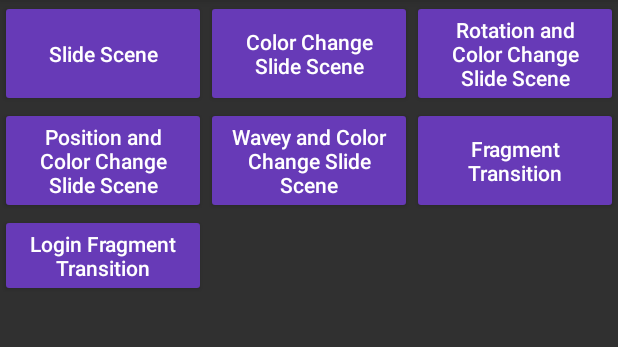
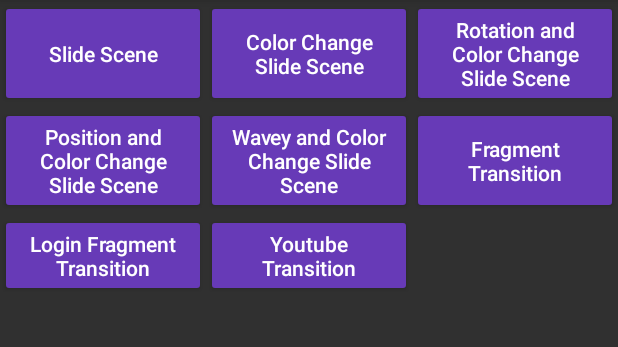
Before and after one commit to chowii/MotionLayoutDemo, an Android app: the screen it shows after launch (MainActivity), on a phone screen of 412 x 824 dp, the part 84-431 px from its top. Run offline under Robolectric (Android 15) with nearby library versions, the phone set to English and light mode, and no system bars.

Commit message:
created YoutubeTransitionActivity and activity_youtube_transition; created scene_youtube; added YoutubeTransitionActivity to AndroidManifest; updated MainActivity, added SceneType.YoutubeTransition to sceneList; updated SceneType added YoutubeTransition

```diff
--- a/app/src/main/AndroidManifest.xml
+++ b/app/src/main/AndroidManifest.xml
@@ -22,6 +22,9 @@
         <activity
                 android:name=".transitionfragment.FragmentTransitionActivity"
                 android:theme="@style/AppTheme"/>
+
+        <activity android:name=".youtube.YoutubeTransitionActivity"
+                  android:theme="@style/AppTheme"/>
     </application>
 
 </manifest>
--- a/app/src/main/java/com/developingstorys/motionlayout/MainActivity.kt
+++ b/app/src/main/java/com/developingstorys/motionlayout/MainActivity.kt
@@ -33,16 +33,9 @@ class MainActivity : AppCompatActivity() {
         Scene("Rotation and Color Change Slide Scene", R.xml.scene03, SceneType.Primary),
         Scene("Position and Color Change Slide Scene", R.xml.scene04, SceneType.Primary),
         Scene("Wavey and Color Change Slide Scene", R.xml.scene05, SceneType.Primary),
-        Scene(
-            "Fragment Transition",
-            R.xml.scene_fragment_transition,
-            SceneType.FragmentTransition(FragmentScene.LONG_TEXT)
-        ),
-        Scene(
-            "Login Fragment Transition",
-            R.xml.scene_fragment_transition,
-            SceneType.FragmentTransition(FragmentScene.LOGIN)
-        )
+        Scene("Fragment Transition", R.xml.scene_fragment_transition, SceneType.FragmentTransition(FragmentScene.LONG_TEXT)),
+        Scene("Login Fragment Transition", R.xml.scene_fragment_transition, SceneType.FragmentTransition(FragmentScene.LOGIN)),
+        Scene("Youtube Transition", R.xml.scene_youtube, SceneType.YoutubeTransition)
     )
 
     companion object {
--- a/app/src/main/java/com/developingstorys/motionlayout/Scene.kt
+++ b/app/src/main/java/com/developingstorys/motionlayout/Scene.kt
@@ -6,15 +6,17 @@ import com.developingstorys.motionlayout.simple.SimpleSceneActivity
 import com.developingstorys.motionlayout.transitionfragment.FragmentTransitionActivity
 import com.developingstorys.motionlayout.transitionfragment.LoginFragment
 import com.developingstorys.motionlayout.transitionfragment.SecondFragment
+import com.developingstorys.motionlayout.youtube.YoutubeTransitionActivity
 import java.io.Serializable
 
 
-data class Scene(val sceneName: String, val layoutDescriptionRes: Int, val sceneType: SceneType): Serializable
+data class Scene(val sceneName: String, val layoutDescriptionRes: Int, val sceneType: SceneType) : Serializable
 
-sealed class SceneType(val activityRef: Class<out AppCompatActivity>): Serializable {
-   object Primary: SceneType(SimpleSceneActivity::class.java)
-   object CoordinatorLayout: SceneType(MainActivity::class.java) // todo create for coordinator layouts
-   data class FragmentTransition(val fragmentScene: FragmentScene): SceneType(FragmentTransitionActivity::class.java)
+sealed class SceneType(val activityRef: Class<out AppCompatActivity>) : Serializable {
+    object Primary : SceneType(SimpleSceneActivity::class.java)
+    object CoordinatorLayout : SceneType(MainActivity::class.java) // todo create for coordinator layouts
+    object YoutubeTransition : SceneType(YoutubeTransitionActivity::class.java)
+    data class FragmentTransition(val fragmentScene: FragmentScene) : SceneType(FragmentTransitionActivity::class.java)
 }
 
 enum class FragmentScene(val fragmentRef: Fragment) : Serializable {
--- /dev/null
+++ b/app/src/main/res/xml/scene_youtube.xml
@@ -0,0 +1,193 @@
+<?xml version="1.0" encoding="utf-8"?>
+<!--
+  Copyright (C) 2018 The Android Open Source Project
+  Licensed under the Apache License, Version 2.0 (the "License");
+  you may not use this file except in compliance with the License.
+  You may obtain a copy of the License at
+
+       http://www.apache.org/licenses/LICENSE-2.0
+
+  Unless required by motionlicable law or agreed to in writing, software
+  distributed under the License is distributed on an "AS IS" BASIS,
+  WITHOUT WARRANTIES OR CONDITIONS OF ANY KIND, either express or implied.
+  See the License for the specific language governing permissions and
+  limitations under the License.
+  -->
+<MotionScene xmlns:android="http://schemas.android.com/apk/res/android"
+             xmlns:motion="http://schemas.android.com/apk/res-auto">
+
+    <Transition
+            motion:constraintSetEnd="@+id/end"
+            motion:constraintSetStart="@+id/start"
+            motion:duration="1000"
+            motion:interpolator="linear">
+
+        <OnSwipe
+                motion:touchAnchorId="@+id/top_image_container"
+                motion:touchAnchorSide="bottom"
+                motion:dragDirection="dragUp" />
+
+        <ConstraintSet android:id="@id/start">
+
+            <Constraint
+                    android:id="@id/top_image_container"
+                    android:layout_width="0dp"
+                    android:layout_height="320dp"
+                    motion:layout_constraintTop_toTopOf="parent"
+                    motion:layout_constraintStart_toStartOf="parent"
+                    motion:layout_constraintEnd_toEndOf="parent"  />
+
+            <Constraint
+                    android:id="@id/top_image"
+                    android:layout_width="0dp"
+                    android:layout_height="0dp"
+                    motion:layout_constraintTop_toTopOf="@id/top_image_container"
+                    motion:layout_constraintBottom_toBottomOf="@id/top_image_container"
+                    motion:layout_constraintStart_toStartOf="@id/top_image_container"
+                    motion:layout_constraintEnd_toEndOf="@id/top_image_container"
+            />
+
+            <Constraint
+                    android:id="@id/recyclerview_container"
+                    android:layout_width="0dp"
+                    android:layout_height="0dp"
+                    motion:layout_constraintTop_toBottomOf="@id/top_image_container"
+                    motion:layout_constraintBottom_toBottomOf="parent"
+                    motion:layout_constraintEnd_toEndOf="parent"
+                    motion:layout_constraintStart_toStartOf="parent" />
+
+            <Constraint
+                    android:id="@id/recyclerview_front"
+                    android:layout_width="0dp"
+                    android:layout_height="0dp"
+                    motion:layout_constraintTop_toBottomOf="@id/top_image_container"
+                    motion:layout_constraintBottom_toBottomOf="parent"
+                    motion:layout_constraintEnd_toEndOf="parent"
+                    motion:layout_constraintStart_toStartOf="parent"/>
+
+            <Constraint android:id="@id/image_play" >
+                <PropertySet motion:alpha="0" />
+            </Constraint>
+
+            <Constraint android:id="@id/image_clear" >
+                <PropertySet motion:alpha="0" />
+            </Constraint>
+
+            <Constraint
+                    android:id="@id/bottom_nav"
+                    android:layout_width="0dp"
+                    android:layout_height="wrap_content"
+                    motion:layout_constraintTop_toBottomOf="parent"
+                    motion:layout_constraintLeft_toLeftOf="parent"
+                    motion:layout_constraintRight_toRightOf="parent" />
+        </ConstraintSet>
+
+        <ConstraintSet android:id="@id/end">
+
+            <Constraint
+                    android:id="@id/top_image_container"
+                    android:layout_width="0dp"
+                    android:layout_height="54dp"
+                    android:layout_marginBottom="8dp"
+                    android:layout_marginStart="8dp"
+                    android:layout_marginEnd="8dp"
+                    motion:layout_constraintEnd_toEndOf="parent"
+                    motion:layout_constraintStart_toStartOf="parent"
+                    motion:layout_constraintBottom_toTopOf="@id/bottom_nav"  />
+
+            <Constraint
+                    android:id="@id/top_image"
+                    android:layout_width="0dp"
+                    android:layout_height="0dp"
+                    android:layout_marginTop="2dp"
+                    android:layout_marginBottom="2dp"
+                    motion:layout_constraintTop_toTopOf="@id/top_image_container"
+                    motion:layout_constraintBottom_toBottomOf="@id/top_image_container"
+                    motion:layout_constraintStart_toStartOf="@id/top_image_container"
+                    motion:layout_constraintDimensionRatio="H,1:2.5"
+            />
+
+            <Constraint
+                    android:id="@id/recyclerview_container"
+                    android:layout_width="0dp"
+                    android:layout_height="0dp"
+                    android:layout_marginBottom="8dp"
+                    android:layout_marginStart="8dp"
+                    android:layout_marginEnd="8dp"
+                    motion:layout_constraintTop_toBottomOf="@id/top_image_container"
+                    motion:layout_constraintBottom_toTopOf="@id/bottom_nav"
+                    motion:layout_constraintEnd_toEndOf="parent"
+                    motion:layout_constraintStart_toStartOf="parent" />
+
+            <Constraint
+                    android:id="@id/recyclerview_front"
+                    android:layout_width="0dp"
+                    android:layout_height="0dp"
+                    android:alpha="0"
+                    motion:layout_constraintTop_toBottomOf="@id/top_image_container"
+                    motion:layout_constraintBottom_toBottomOf="@id/top_image_container"
+                    motion:layout_constraintEnd_toEndOf="@id/top_image_container"
+                    motion:layout_constraintStart_toStartOf="@id/top_image_container"
+            />
+
+            <Constraint android:id="@id/image_play" >
+                <PropertySet motion:alpha="1" />
+            </Constraint>
+
+            <Constraint android:id="@id/image_clear" >
+                <PropertySet motion:alpha="1" />
+            </Constraint>
+
+
+            <Constraint
+                    android:id="@id/bottom_nav"
+                    android:layout_width="0dp"
+                    android:layout_height="wrap_content"
+                    android:background="?android:attr/windowBackground"
+                    motion:layout_constraintBottom_toBottomOf="parent"
+                    motion:layout_constraintLeft_toLeftOf="parent"
+                    motion:layout_constraintRight_toRightOf="parent" />
+        </ConstraintSet>
+
+        <KeyFrameSet>
+
+            <KeyPosition
+                    motion:target="@id/top_image"
+                    motion:framePosition="90"
+                    motion:percentWidth="0"
+                    motion:percentX="0"
+                    motion:curveFit="linear"
+            />
+
+            <KeyPosition
+                    motion:target="@id/top_image_container"
+                    motion:framePosition="90"
+                    motion:percentWidth="0"
+                    motion:curveFit="linear"
+            />
+
+            <KeyPosition
+                    motion:target="@id/recyclerview_container"
+                    motion:framePosition="90"
+                    motion:percentWidth="0"
+                    motion:curveFit="linear"
+            />
+
+            <KeyAttribute
+                    android:alpha="0"
+                    motion:framePosition="75"
+                    motion:target="@id/recyclerview_front" />
+
+            <KeyAttribute
+                    android:alpha="0.10"
+                    motion:framePosition="90"
+                    motion:target="@id/image_clear" />
+
+            <KeyAttribute
+                    android:alpha="0.10"
+                    motion:framePosition="90"
+                    motion:target="@id/image_play" />
+        </KeyFrameSet>
+    </Transition>
+
+</MotionScene>
```
Also changed, not shown: app/src/main/java/com/developingstorys/motionlayout/youtube/YoutubeTransitionActivity.kt (added, +14 -0 lines), app/src/main/res/layout/activity_youtube_transition.xml (added, +85 -0 lines).
